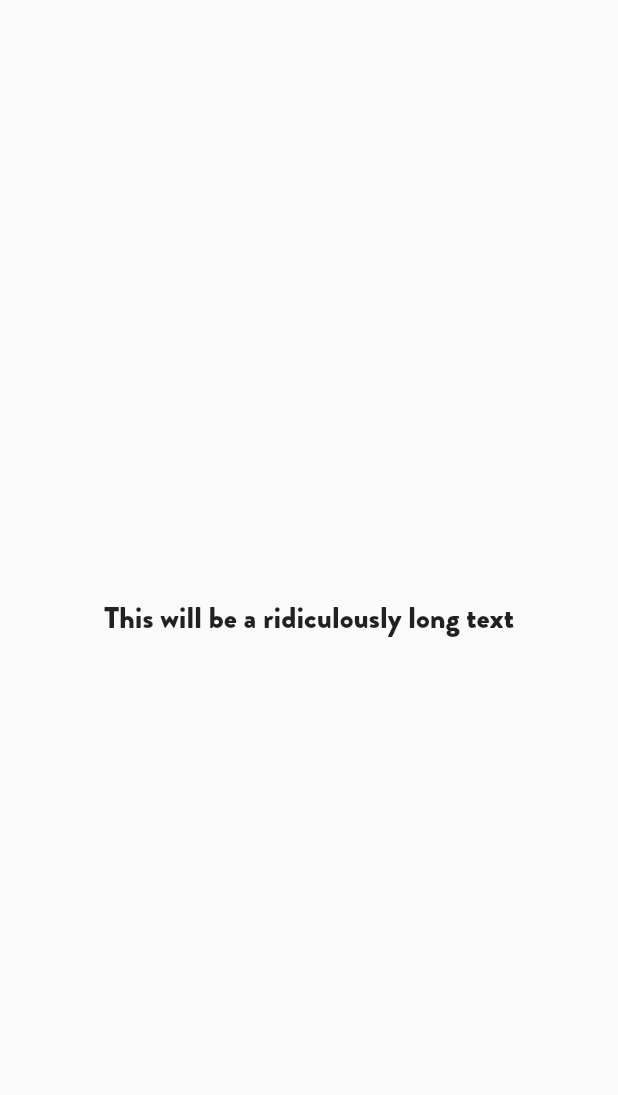
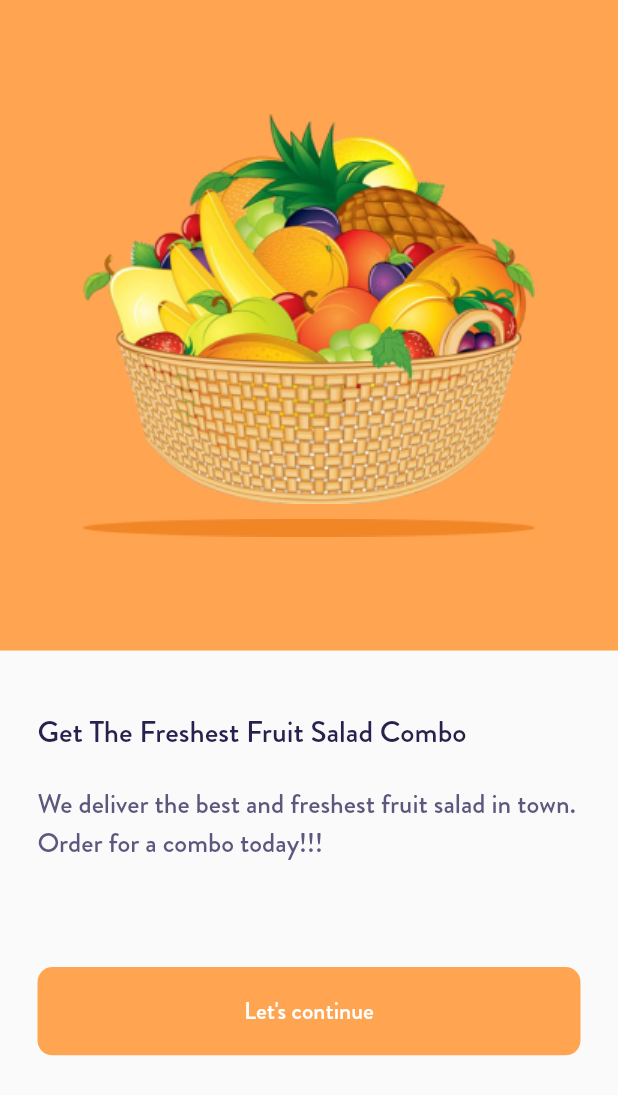
Before and after one commit to UI-Light/Store_demo, a Flutter app: the WelcomeScreen screen opened directly, on a phone screen of 412 x 824 dp. Shown: the top 1095 px of the screen. Run offline on Flutter 3.47's test engine with Material 2 defaults, Android fonts, the phone set to English and light mode, and no system bars; our stand-ins replace google_fonts.

```diff
--- a/lib/main.dart
+++ b/lib/main.dart
@@ -13,9 +13,9 @@ class MyApp extends StatelessWidget {
     return MaterialApp(
       title: 'Flutter Demo',
       theme: ThemeData(
-
-          primaryColor: const Color(0xffFFA451),
-          fontFamily: 'BrandonGrotesque'),
+        primaryColor: const Color(0xffFFA451),
+        fontFamily: 'BrandonGrotesque',
+      ),
       home: const SplashScreen(),
     );
   }
--- a/lib/ui/welcome_screen.dart
+++ b/lib/ui/welcome_screen.dart
@@ -1,5 +1,5 @@
 import 'package:flutter/material.dart';
-import 'package:google_fonts/google_fonts.dart';
+import 'package:store_demo/ui/auhentication_screen.dart';
 
 class WelcomeScreen extends StatefulWidget {
   const WelcomeScreen({Key? key}) : super(key: key);
@@ -11,14 +11,76 @@ class WelcomeScreen extends StatefulWidget {
 class _WelcomeScreenState extends State<WelcomeScreen> {
   @override
   Widget build(BuildContext context) {
-    return const SafeArea(
+    return SafeArea(
       child: Scaffold(
-        body: Center(
-          child: Text('This will be a ridiculously long text',
-              style: TextStyle(
-                fontSize: 20,
-                fontWeight: FontWeight.w400,
-              )),
+        body: Column(
+          children: [
+            Container(
+              height: MediaQuery.of(context).size.height / 1.9,
+              width: MediaQuery.of(context).size.width,
+              color: Theme.of(context).primaryColor,
+              child: Column(
+                crossAxisAlignment: CrossAxisAlignment.center,
+                mainAxisAlignment: MainAxisAlignment.center,
+                children: [
+                  Image.asset('assets/images/fruitbasket1.png'),
+                  const SizedBox(height: 10),
+                  Image.asset('assets/images/Ellipse-1.png')
+                ],
+              ),
+            ),
+            Padding(
+              padding:
+                  const EdgeInsets.symmetric(horizontal: 25.0, vertical: 40.0),
+              child: Column(
+                crossAxisAlignment: CrossAxisAlignment.start,
+                children: [
+                  const Text(
+                    'Get The Freshest Fruit Salad Combo',
+                    style: TextStyle(
+                        fontSize: 20,
+                        fontWeight: FontWeight.w400,
+                        color: Color(0xff27214D)),
+                  ),
+                  const SizedBox(height: 20),
+                  const Text(
+                    'We deliver the best and freshest fruit salad in town. Order for a combo today!!!',
+                    style: TextStyle(
+                      fontSize: 18,
+                      color: Color(0xff5D577E),
+                      fontWeight: FontWeight.w400,
+                    ),
+                  ),
+                  const SizedBox(height: 70),
+                  GestureDetector(
+                    onTap: () {
+                      Navigator.of(context).push(
+                        MaterialPageRoute(
+                          builder: (context) => const AuthenticationScreen(),
+                        ),
+                      );
+                    },
+                    child: Container(
+                      height: MediaQuery.of(context).size.height / 14,
+                      decoration: BoxDecoration(
+                        borderRadius: const BorderRadius.all(
+                          Radius.circular(10),
+                        ),
+                        color: Theme.of(context).primaryColor,
+                      ),
+                      child: Center(
+                          child: Text(
+                        'Let\'s continue',
+                        style: TextStyle(
+                            fontSize: 16,
+                            color: Theme.of(context).colorScheme.onPrimary),
+                      )),
+                    ),
+                  ),
+                ],
+              ),
+            ),
+          ],
         ),
       ),
     );
```
Also changed, not shown: lib/shared/textfield.dart (added, +27 -0 lines), lib/ui/auhentication_screen.dart (added, +89 -0 lines), lib/ui/splash_screen.dart (+13 -16 lines), pubspec.yaml (+8 -0 lines), assets/fonts/Brandon_bld.otf (added), assets/fonts/Brandon_light.otf (added), assets/fonts/Brandon_med.otf (added), assets/fonts/Brandon_reg.otf (added), assets/fonts/Brandon_thin.otf (added), assets/images/Ellipse-1.png (added), assets/images/fruitbasket1.png (renamed from assets/images/imgbin-basket-of-fruit-cartoon-fruits-basket-still-life-illustration-zT8c0qVNxL2hbA3BBdz73AmJr-removebg-preview (1) 1.png), assets/images/fruitbasket2.png (added), assets/images/mybasket.png (added).
